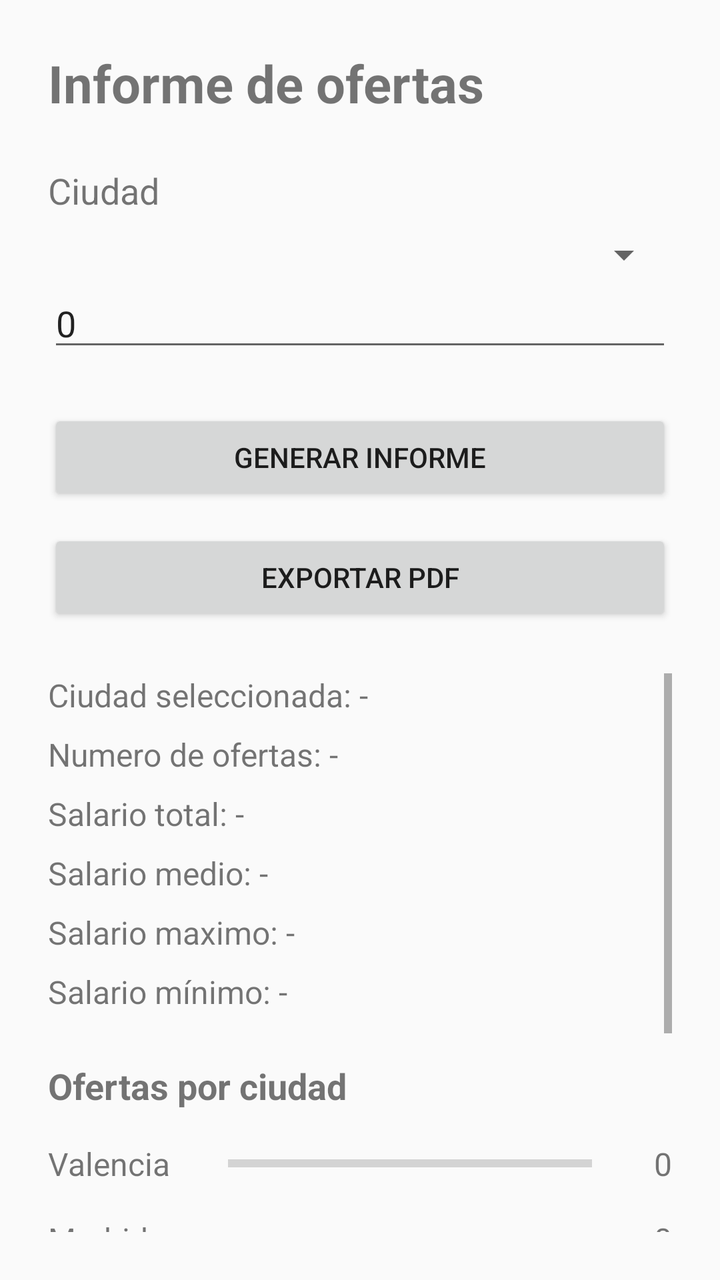
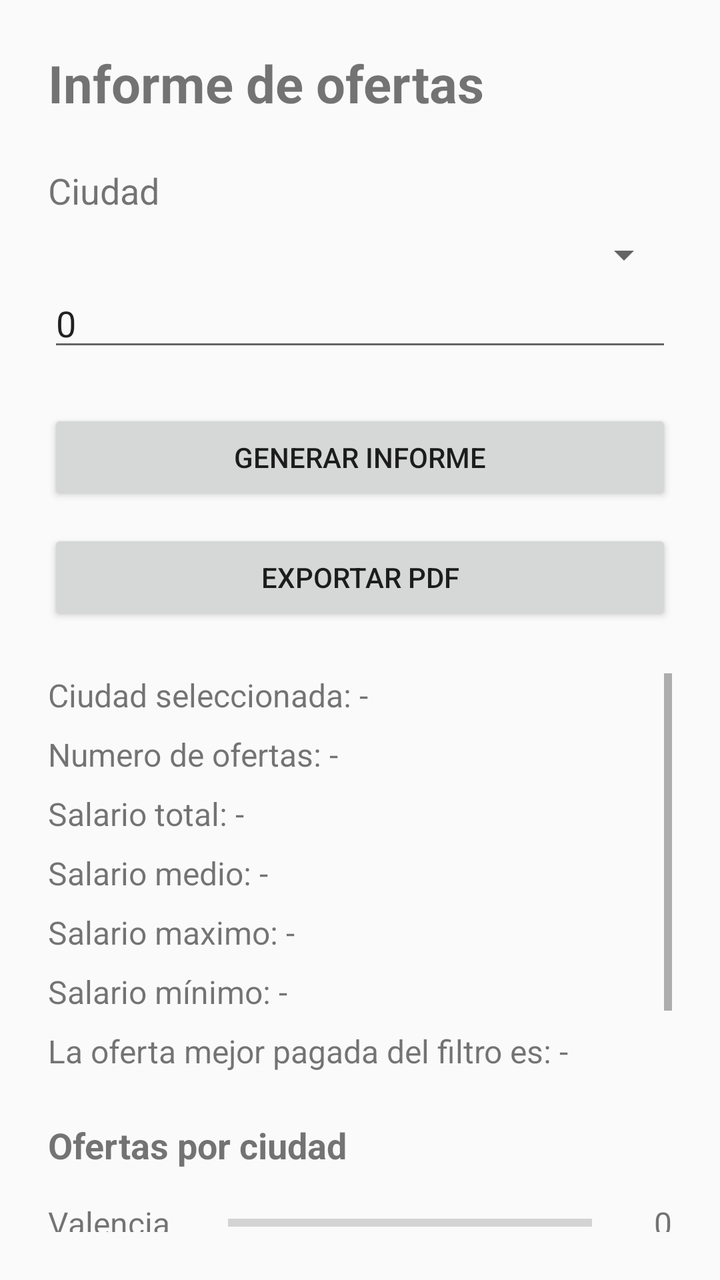

An Android layout rendered at two revisions. The XML below is the earlier revision; the diff shows what the commit changed to produce the second picture.
<!-- AndroidManifest.xml: activity theme Theme.RA5GenerarInformes -->
<!-- res/layout/activity_main.xml -->
<?xml version="1.0" encoding="utf-8"?>
<LinearLayout xmlns:android="http://schemas.android.com/apk/res/android"
    xmlns:tools="http://schemas.android.com/tools"
    android:id="@+id/main"
    android:layout_width="match_parent"
    android:layout_height="match_parent"
    android:orientation="vertical"
    android:padding="24dp"
    tools:context=".MainActivity">

    <TextView
        android:id="@+id/textoTitulo"
        android:layout_width="match_parent"
        android:layout_height="wrap_content"
        android:text="Informe de ofertas"
        android:textSize="26sp"
        android:textStyle="bold" />

    <TextView
        android:id="@+id/textoCiudad"
        android:layout_width="match_parent"
        android:layout_height="wrap_content"
        android:layout_marginTop="24dp"
        android:text="Ciudad"
        android:textSize="18sp" />

    <Spinner
        android:id="@+id/spinnerCiudad"
        android:layout_width="match_parent"
        android:layout_height="wrap_content"
        android:layout_marginTop="8dp" />

    <EditText
        android:id="@+id/salarioMinimo"
        android:layout_width="match_parent"
        android:layout_height="wrap_content"
        android:hint="Salario mínimo"
        android:inputType="number"
        android:text="0" />


    <Button
        android:id="@+id/botonGenerarInforme"
        android:layout_width="match_parent"
        android:layout_height="wrap_content"
        android:layout_marginTop="24dp"
        android:text="Generar informe" />

    <Button
        android:id="@+id/botonExportarPdf"
        android:layout_width="match_parent"
        android:layout_height="wrap_content"
        android:layout_marginTop="12dp"
        android:text="Exportar PDF" />

    <ScrollView
        android:layout_width="match_parent"
        android:layout_height="0dp"
        android:layout_marginTop="24dp"
        android:layout_weight="1">

        <LinearLayout
            android:id="@+id/contenedorInforme"
            android:layout_width="match_parent"
            android:layout_height="wrap_content"
            android:orientation="vertical">

            <TextView
                android:id="@+id/textoCiudadSeleccionada"
                android:layout_width="match_parent"
                android:layout_height="wrap_content"
                android:text="Ciudad seleccionada: -"
                android:textSize="16sp" />

            <TextView
                android:id="@+id/textoNumeroOfertas"
                android:layout_width="match_parent"
                android:layout_height="wrap_content"
                android:layout_marginTop="8dp"
                android:text="Numero de ofertas: -"
                android:textSize="16sp" />

            <TextView
                android:id="@+id/textoSalarioTotal"
                android:layout_width="match_parent"
                android:layout_height="wrap_content"
                android:layout_marginTop="8dp"
                android:text="Salario total: -"
                android:textSize="16sp" />

            <TextView
                android:id="@+id/textoSalarioMedio"
                android:layout_width="match_parent"
                android:layout_height="wrap_content"
                android:layout_marginTop="8dp"
                android:text="Salario medio: -"
                android:textSize="16sp" />

            <TextView
                android:id="@+id/textoSalarioMaximo"
                android:layout_width="match_parent"
                android:layout_height="wrap_content"
                android:layout_marginTop="8dp"
                android:text="Salario maximo: -"
                android:textSize="16sp" />

            <TextView
                android:id="@+id/textoSalarioMinimo"
                android:layout_width="match_parent"
                android:layout_height="wrap_content"
                android:layout_marginTop="8dp"
                android:text="Salario mínimo: -"
                android:textSize="16sp" />

            <TextView
                android:id="@+id/textoTituloGrafico"
                android:layout_width="match_parent"
                android:layout_height="wrap_content"
                android:layout_marginTop="24dp"
                android:text="Ofertas por ciudad"
                android:textSize="18sp"
                android:textStyle="bold" />

            <LinearLayout
                android:layout_width="match_parent"
                android:layout_height="wrap_content"
                android:layout_marginTop="8dp"
                android:orientation="vertical">

                <LinearLayout
                    android:layout_width="match_parent"
                    android:layout_height="wrap_content"
                    android:gravity="center_vertical"
                    android:orientation="horizontal"
                    android:paddingTop="8dp"
                    android:paddingBottom="8dp">

                    <TextView
                        android:layout_width="90dp"
                        android:layout_height="wrap_content"
                        android:text="Valencia"
                        android:textSize="16sp" />

                    <ProgressBar
                        android:id="@+id/barraValencia"
                        style="?android:attr/progressBarStyleHorizontal"
                        android:layout_width="0dp"
                        android:layout_height="20dp"
                        android:layout_weight="1"
                        android:indeterminate="false"
                        android:max="1"
                        android:progress="0" />

                    <TextView
                        android:id="@+id/textoCantidadValencia"
                        android:layout_width="40dp"
                        android:layout_height="wrap_content"
                        android:gravity="end"
                        android:text="0"
                        android:textSize="16sp" />
                </LinearLayout>

                <LinearLayout
                    android:layout_width="match_parent"
                    android:layout_height="wrap_content"
                    android:gravity="center_vertical"
                    android:orientation="horizontal"
                    android:paddingTop="8dp"
                    android:paddingBottom="8dp">

                    <TextView
                        android:layout_width="90dp"
                        android:layout_height="wrap_content"
                        android:text="Madrid"
                        android:textSize="16sp" />

                    <ProgressBar
                        android:id="@+id/barraMadrid"
                        style="?android:attr/progressBarStyleHorizontal"
                        android:layout_width="0dp"
                        android:layout_height="20dp"
                        android:layout_weight="1"
                        android:indeterminate="false"
                        android:max="1"
                        android:progress="0" />

                    <TextView
                        android:id="@+id/textoCantidadMadrid"
                        android:layout_width="40dp"
                        android:layout_height="wrap_content"
                        android:gravity="end"
                        android:text="0"
                        android:textSize="16sp" />
                </LinearLayout>

                <LinearLayout
                    android:layout_width="match_parent"
                    android:layout_height="wrap_content"
                    android:gravity="center_vertical"
                    android:orientation="horizontal"
                    android:paddingTop="8dp"
                    android:paddingBottom="8dp">

                    <TextView
                        android:layout_width="90dp"
                        android:layout_height="wrap_content"
                        android:text="Alicante"
                        android:textSize="16sp" />

                    <ProgressBar
                        android:id="@+id/barraAlicante"
                        style="?android:attr/progressBarStyleHorizontal"
                        android:layout_width="0dp"
                        android:layout_height="20dp"
                        android:layout_weight="1"
                        android:indeterminate="false"
                        android:max="1"
                        android:progress="0" />

                    <TextView
                        android:id="@+id/textoCantidadAlicante"
                        android:layout_width="40dp"
                        android:layout_height="wrap_content"
                        android:gravity="end"
                        android:text="0"
                        android:textSize="16sp" />
                </LinearLayout>

                <LinearLayout
                    android:layout_width="match_parent"
                    android:layout_height="wrap_content"
                    android:gravity="center_vertical"
                    android:orientation="horizontal"
                    android:paddingTop="8dp"
                    android:paddingBottom="8dp">

                    <TextView
                        android:layout_width="90dp"
                        android:layout_height="wrap_content"
                        android:text="Segorbe"
                        android:textSize="16sp" />

                    <ProgressBar
                        android:id="@+id/barraSegorbe"
                        style="?android:attr/progressBarStyleHorizontal"
                        android:layout_width="0dp"
                        android:layout_height="20dp"
                        android:layout_weight="1"
                        android:indeterminate="false"
                        android:max="1"
                        android:progress="0" />

                    <TextView
                        android:id="@+id/textoCantidadSegorbe"
                        android:layout_width="40dp"
                        android:layout_height="wrap_content"
                        android:gravity="end"
                        android:text="0"
                        android:textSize="16sp" />
                </LinearLayout>

            </LinearLayout>

            <TextView
                android:id="@+id/textoTituloListado"
                android:layout_width="match_parent"
                android:layout_height="wrap_content"
                android:layout_marginTop="24dp"
                android:text="Ofertas"
                android:textSize="18sp"
                android:textStyle="bold" />

            <LinearLayout
                android:id="@+id/contenedorOfertas"
                android:layout_width="match_parent"
                android:layout_height="wrap_content"
                android:layout_marginTop="8dp"
                android:orientation="vertical" />

        </LinearLayout>

    </ScrollView>

</LinearLayout>
<!-- resources referenced by this layout -->
<resources>
  <style name="Theme.RA5GenerarInformes" parent="android:Theme.Material.Light.NoActionBar" />
</resources>

<!-- the commit's change to res/layout/activity_main.xml (unified diff, before → after) -->
@@ -113,6 +113,14 @@
                 android:textSize="16sp" />
 
             <TextView
+                android:id="@+id/mejorOferta"
+                android:layout_width="match_parent"
+                android:layout_height="wrap_content"
+                android:layout_marginTop="8dp"
+                android:text="La oferta mejor pagada del filtro es: -"
+                android:textSize="16sp" />
+
+            <TextView
                 android:id="@+id/textoTituloGrafico"
                 android:layout_width="match_parent"
                 android:layout_height="wrap_content"
